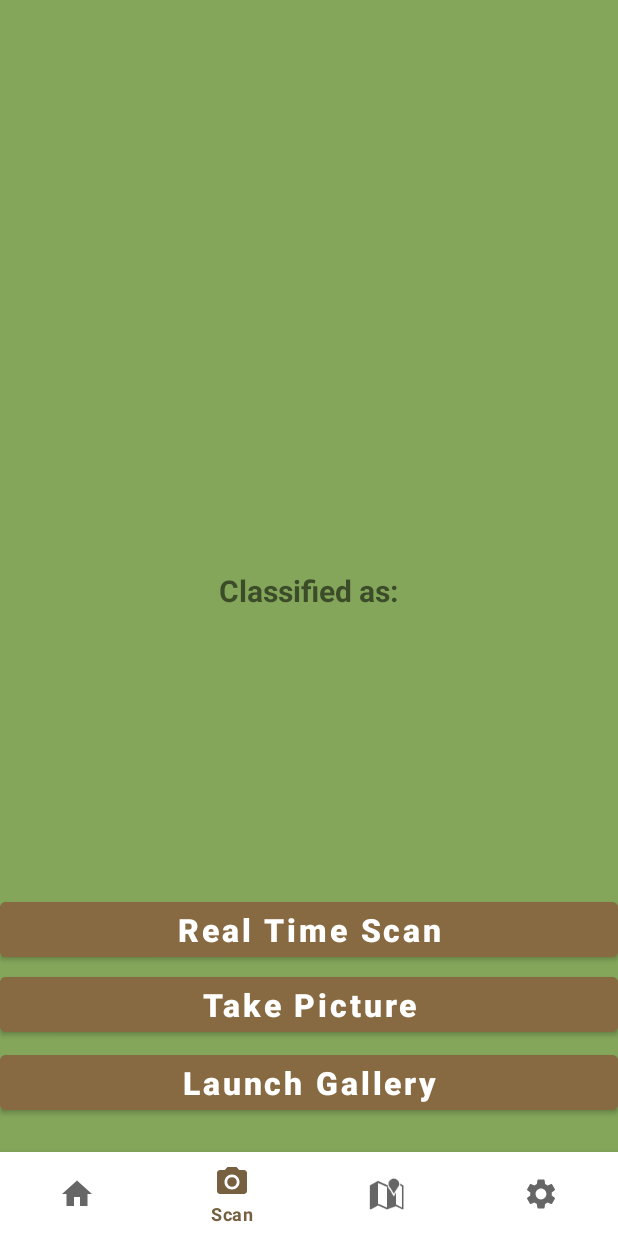
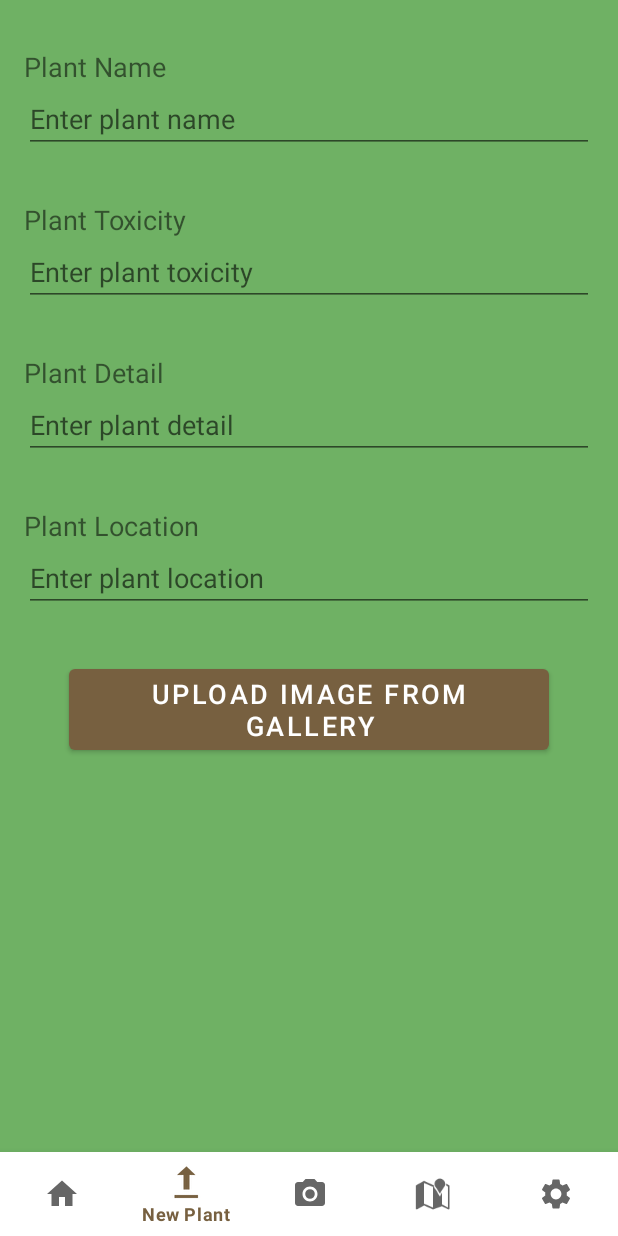
Before and after one commit to aauu1234/mobile_cw2, an Android app: the MainActivity2 screen opened directly, with no data from a screen before it, item 2 of the bottom bar chosen, on a phone screen of 412 x 824 dp. Run offline under Robolectric (Android 15) with nearby library versions, the phone set to English and light mode, and no system bars.

Commit message:
create new plant item function fragment

```diff
--- a/finish/src/main/java/org/tensorflow/lite/examples/classification/MainActivity.kt
+++ b/finish/src/main/java/org/tensorflow/lite/examples/classification/MainActivity.kt
@@ -147,6 +147,7 @@ class MainActivity : AppCompatActivity() {
 
 
                 R.id.home->replaceFragment(Home())
+                R.id.newPlant->replaceFragment(NewPlantForm())
                 R.id.scan->replaceFragment(Scan())
                 R.id.map->replaceFragment(Map())
                 R.id.setting->replaceFragment(Setting())
--- a/finish/src/main/java/org/tensorflow/lite/examples/classification/MainActivity2.kt
+++ b/finish/src/main/java/org/tensorflow/lite/examples/classification/MainActivity2.kt
@@ -37,6 +37,7 @@ private lateinit var binding: ActivityMain2Binding
         binding.bottomNavigationView.setOnNavigationItemSelectedListener {
             when(it.itemId){
                 R.id.home->replaceFragment(Home())
+                R.id.newPlant->replaceFragment(NewPlantForm())
                 R.id.scan->replaceFragment(Scan())
                 R.id.map->replaceFragment(Map())
                 R.id.setting->replaceFragment(Setting())
--- /dev/null
+++ b/finish/src/main/java/org/tensorflow/lite/examples/classification/NewPlantForm.kt
@@ -0,0 +1,55 @@
+package org.tensorflow.lite.examples.classification
+
+import android.content.Intent
+import android.os.Bundle
+import android.view.LayoutInflater
+import android.view.View
+import android.view.ViewGroup
+import android.widget.Button
+import androidx.fragment.app.Fragment
+
+private const val ARG_PARAM1 = "param1"
+private const val ARG_PARAM2 = "param2"
+
+class NewPlantForm : Fragment() {
+
+    private var param1: String? = null
+    private var param2: String? = null
+
+    override fun onCreate(savedInstanceState: Bundle?) {
+        super.onCreate(savedInstanceState)
+        arguments?.let {
+            param1 = it.getString(ARG_PARAM1)
+            param2 = it.getString(ARG_PARAM2)
+        }
+    }
+
+    override fun onCreateView(
+        inflater: LayoutInflater, container: ViewGroup?, savedInstanceState: Bundle?): View? {
+        val view: View = inflater.inflate(R.layout.fragment_newplantform, container, false)
+
+        val uploadImageButton = view.findViewById<Button>(R.id.upload_image_button)
+        val submitButton = view.findViewById<Button>(R.id.submit_button)
+
+        uploadImageButton.setOnClickListener {
+            // Handle image upload from gallery
+        }
+
+        submitButton.setOnClickListener {
+            // Handle form submission
+        }
+
+        return view
+    }
+
+    companion object {
+        @JvmStatic
+        fun newInstance(param1: String, param2: String) =
+            NewPlantForm().apply {
+                arguments = Bundle().apply {
+                    putString(ARG_PARAM1, param1)
+                    putString(ARG_PARAM2, param2)
+                }
+            }
+    }
+}
--- /dev/null
+++ b/finish/src/main/res/layout/fragment_newplantform.xml
@@ -0,0 +1,142 @@
+<?xml version="1.0" encoding="utf-8"?>
+<FrameLayout xmlns:android="http://schemas.android.com/apk/res/android"
+    xmlns:app="http://schemas.android.com/apk/res-auto"
+    xmlns:tools="http://schemas.android.com/tools"
+    android:layout_width="match_parent"
+    android:layout_height="match_parent"
+    android:background="#6FB164"
+    tools:context=".NewPlantForm">
+
+    <androidx.constraintlayout.widget.ConstraintLayout
+        android:layout_width="match_parent"
+        android:layout_height="match_parent">
+
+        <TextView
+            android:id="@+id/plant_name_label"
+            android:layout_width="wrap_content"
+            android:layout_height="wrap_content"
+            android:text="Plant Name"
+            android:textSize="18sp"
+            app:layout_constraintStart_toStartOf="parent"
+            app:layout_constraintTop_toTopOf="parent"
+            android:layout_marginStart="16dp"
+            android:layout_marginTop="32dp"/>
+
+        <EditText
+            android:id="@+id/plant_name_input"
+            android:layout_width="0dp"
+            android:layout_height="wrap_content"
+            android:hint="Enter plant name"
+            android:inputType="text"
+            app:layout_constraintEnd_toEndOf="parent"
+            app:layout_constraintStart_toStartOf="parent"
+            app:layout_constraintTop_toBottomOf="@id/plant_name_label"
+            android:layout_marginStart="16dp"
+            android:layout_marginEnd="16dp"/>
+
+        <TextView
+            android:id="@+id/plant_toxicity_label"
+            android:layout_width="wrap_content"
+            android:layout_height="wrap_content"
+            android:text="Plant Toxicity"
+            android:textSize="18sp"
+            app:layout_constraintStart_toStartOf="parent"
+            app:layout_constraintTop_toBottomOf="@id/plant_name_input"
+            android:layout_marginStart="16dp"
+            android:layout_marginTop="32dp"/>
+
+        <EditText
+            android:id="@+id/plant_toxicity_input"
+            android:layout_width="0dp"
+            android:layout_height="wrap_content"
+            android:hint="Enter plant toxicity"
+            android:inputType="text"
+            app:layout_constraintEnd_toEndOf="parent"
+            app:layout_constraintStart_toStartOf="parent"
+            app:layout_constraintTop_toBottomOf="@id/plant_toxicity_label"
+            android:layout_marginStart="16dp"
+            android:layout_marginEnd="16dp"/>
+
+        <TextView
+            android:id="@+id/plant_detail_label"
+            android:layout_width="wrap_content"
+            android:layout_height="wrap_content"
+            android:text="Plant Detail"
+            android:textSize="18sp"
+            app:layout_constraintStart_toStartOf="parent"
+            app:layout_constraintTop_toBottomOf="@id/plant_toxicity_input"
+            android:layout_marginStart="16dp"
+            android:layout_marginTop="32dp"/>
+
+        <EditText
+            android:id="@+id/plant_detail_input"
+            android:layout_width="0dp"
+            android:layout_height="wrap_content"
+            android:hint="Enter plant detail"
+            android:inputType="textMultiLine"
+            app:layout_constraintEnd_toEndOf="parent"
+            app:layout_constraintStart_toStartOf="parent"
+            app:layout_constraintTop_toBottomOf="@id/plant_detail_label"
+            android:layout_marginStart="16dp"
+            android:layout_marginEnd="16dp"/>
+
+        <TextView
+            android:id="@+id/plant_location_label"
+            android:layout_width="wrap_content"
+            android:layout_height="wrap_content"
+            android:text="Plant Location"
+            android:textSize="18sp"
+            app:layout_constraintStart_toStartOf="parent"
+            app:layout_constraintTop_toBottomOf="@id/plant_detail_input"
+            android:layout_marginStart="16dp"
+            android:layout_marginTop="32dp"/>
+
+        <EditText
+            android:id="@+id/plant_location_input"
+            android:layout_width="0dp"
+            android:layout_height="wrap_content"
+            android:hint="Enter plant location"
+            android:inputType="text"
+            app:layout_constraintEnd_toEndOf="parent"
+            app:layout_constraintStart_toStartOf="parent"
+            app:layout_constraintTop_toBottomOf="@id/plant_location_label"
+            android:layout_marginStart="16dp"
+            android:layout_marginEnd="16dp"/>
+
+        <Button
+            android:id="@+id/upload_image_button"
+            android:layout_width="wrap_content"
+            android:layout_height="wrap_content"
+            android:text="Upload Image from Gallery"
+            android:textSize="18sp"
+            app:layout_constraintEnd_toEndOf="parent"
+            app:layout_constraintStart_toStartOf="parent"
+            app:layout_constraintTop_toBottomOf="@id/plant_location_input"
+            android:layout_marginTop="32dp"/>
+
+        <ImageView
+            android:id="@+id/image_preview"
+            android:layout_width="0dp"
+            android:layout_height="0dp"
+            android:contentDescription="Image Preview"
+            android:scaleType="centerCrop"
+            app:layout_constraintDimensionRatio="1:1"
+            app:layout_constraintEnd_toEndOf="parent"
+            app:layout_constraintStart_toStartOf="parent"
+            app:layout_constraintTop_toBottomOf="@id/upload_image_button"
+            android:layout_marginTop="16dp"/>
+
+        <Button
+            android:id="@+id/submit_button"
+            android:layout_width="wrap_content"
+            android:layout_height="wrap_content"
+            android:text="Submit"
+            android:textSize="18sp"
+            app:layout_constraintEnd_toEndOf="parent"
+            app:layout_constraintStart_toStartOf="parent"
+            app:layout_constraintTop_toBottomOf="@id/image_preview"
+            android:layout_marginTop="32dp"/>
+
+    </androidx.constraintlayout.widget.ConstraintLayout>
+
+</FrameLayout>
--- a/finish/src/main/res/menu/bottom_nav.xml
+++ b/finish/src/main/res/menu/bottom_nav.xml
@@ -5,6 +5,10 @@
         android:id="@+id/home"
         android:icon="@drawable/ic_baseline_home_24"
         />
+    <item
+        android:id="@+id/newPlant"
+        android:icon="@android:drawable/stat_sys_upload_done"
+        android:title="New Plant" />
     <item android:title="Scan"
         android:id="@+id/scan"
         android:icon="@drawable/ic_baseline_photo_camera_24"
```
